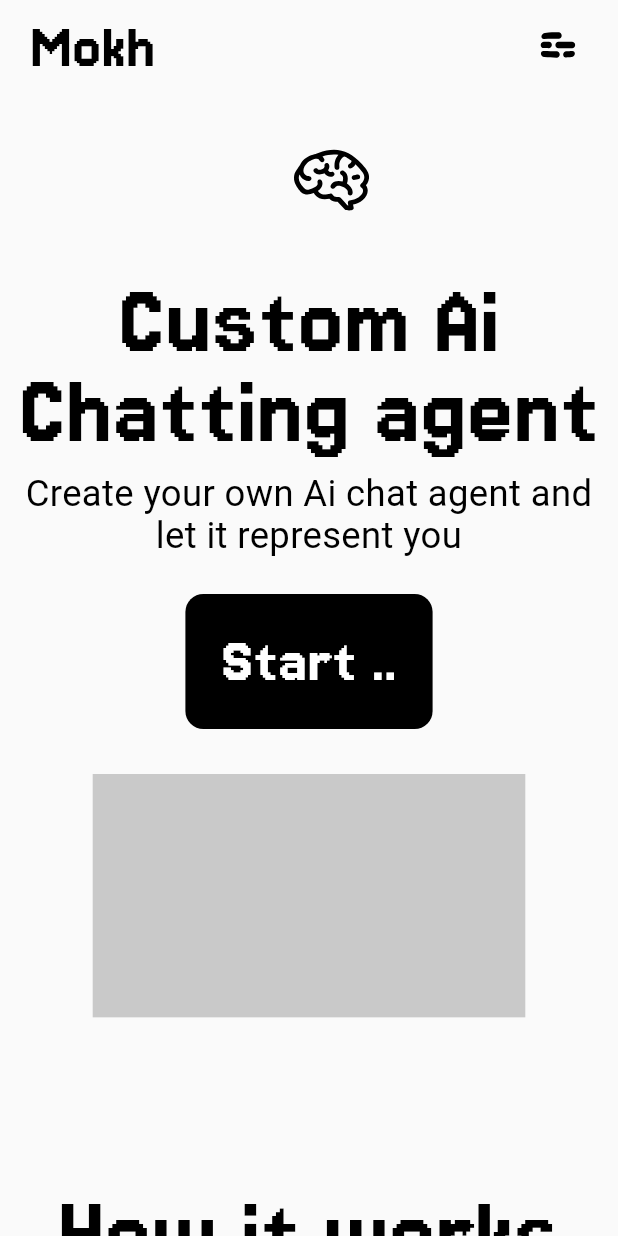
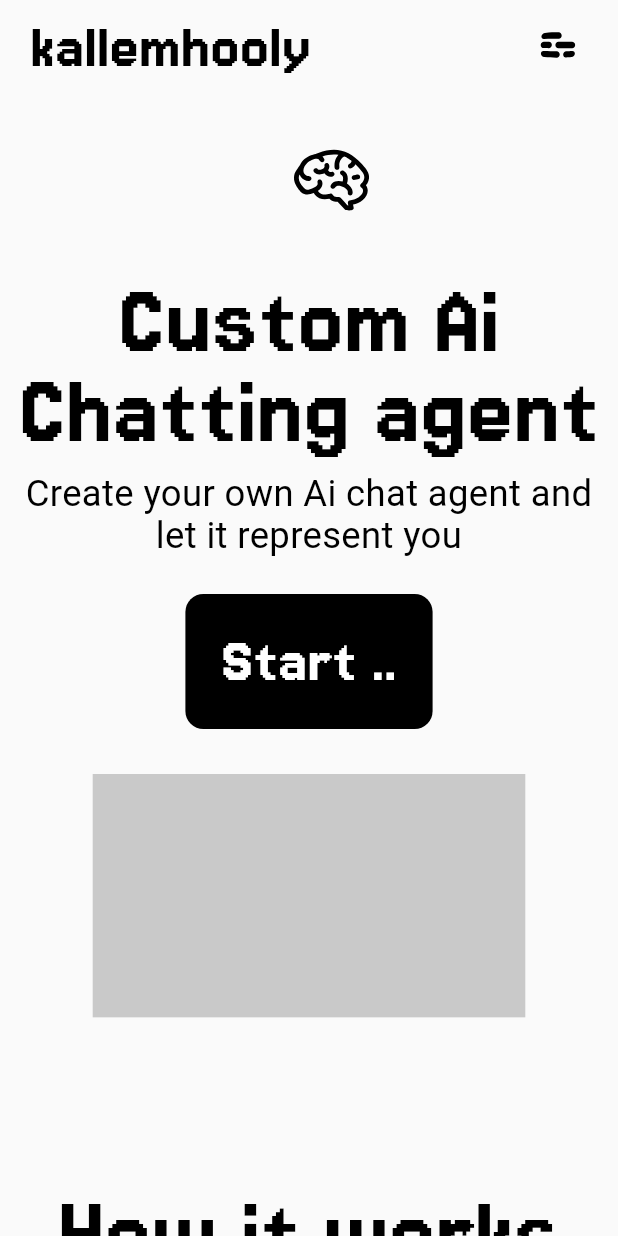
Before and after one commit to RagehAz/mojadwel_web, a Flutter app: the screen it shows after launch, on a phone screen of 412 x 824 dp. Run offline on Flutter 3.47's test engine with Material 3 defaults, Android fonts, the phone set to English and light mode, and no system bars; our stand-ins replace another_flushbar, cloud_firestore, firebase_auth, firebase_core, firebase_database, firebase_storage and 3 more; accounts and stored records are empty.

Commit message:
0.0.1: KALLEMHOOLY

```diff
--- a/lib/core/theme/app_info.dart
+++ b/lib/core/theme/app_info.dart
@@ -1,9 +1,9 @@
 
 
-const String theCompanyName = 'Mokh.ai';
+const String theCompanyName = 'kallemhooly.llc';
 
-const String theBrandName = 'Mokh';
+const String theBrandName = 'kallemhooly';
 
-const String theDomainName = 'Mokh.ai';
+const String theDomainName = 'kallemhooly.com';
 
 const String thePublicEmail = 'rageh.az@gmail.com';
```
